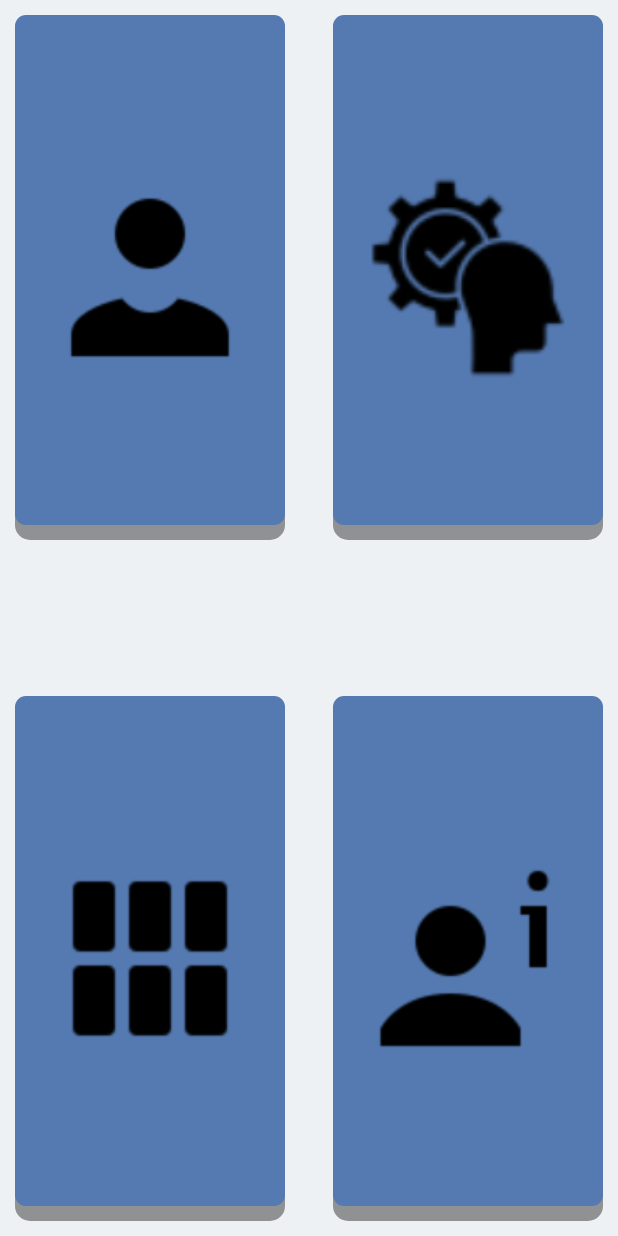
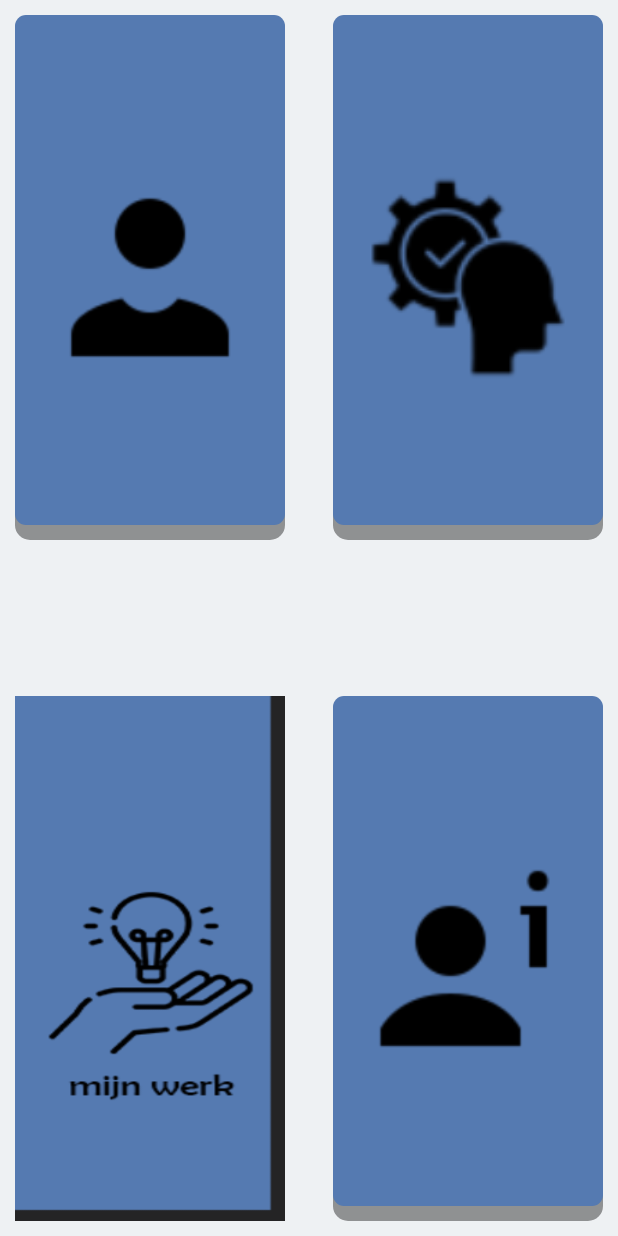
Before and after one commit to Sparaxi/one-pager, an Android app: the layout home_activity_scene.xml on its own in the app's theme, with its tools: preview values and no code run, on a phone screen of 412 x 824 dp. Run offline under Robolectric (Android 15) with nearby library versions, the phone set to English and light mode, and no system bars.

Commit message:
buttons
heb alle buttons gemaakt, transitions gemaakt en id's gemaakt

```diff
--- a/onepagertest2/app/src/main/res/layout/home_activity_scene.xml
+++ b/onepagertest2/app/src/main/res/layout/home_activity_scene.xml
@@ -5,7 +5,7 @@
     android:background="#C4EBEEF1">
 
     <ImageButton
-        android:id="@+id/aboutMe"
+            android:id="@+id/aboutMe"
         android:layout_width="180dp"
         android:layout_height="350dp"
         android:layout_alignParentStart="true"
@@ -15,32 +15,34 @@
         android:background="@drawable/custom_button"
         android:src="@drawable/aboutme"
         android:scaleType="fitCenter"
+        android:onClick="aboutMeButton"
         android:contentDescription="TODO" />
 
     <ImageButton
-
-        android:id="@+id/skills"
+        android:id="@+id/myWork"
         android:layout_width="180dp"
         android:layout_height="350dp"
         android:layout_alignParentStart="true"
         android:layout_alignParentBottom="true"
+        android:scaleType="centerInside"
         android:layout_marginStart="10dp"
         android:layout_marginBottom="10dp"
-        android:background="@drawable/custom_button"
-        android:src="@drawable/mywork"
-        android:scaleType="fitCenter"
-        android:onClick="skillsButton"/>
+        android:background="@drawable/bottom_right"
+
+        android:onClick="myWorkButton"
+         />
 
     <ImageButton
-        android:id="@+id/ervaringen"
+        android:id="@+id/skills"
         android:layout_width="180dp"
         android:layout_height="350dp"
         android:layout_alignParentEnd="true"
         android:layout_marginTop="10dp"
         android:layout_marginEnd="10dp"
         android:background="@drawable/custom_button"
-        android:src="@drawable/skills"
-        android:scaleType="fitCenter"/>
+        android:scaleType="fitCenter"
+        android:onClick="skillsButton"
+        android:src="@drawable/skills" />
 
     <ImageButton
         android:id="@+id/contact"
@@ -53,6 +55,7 @@
         android:layout_marginBottom="10dp"
         android:background="@drawable/custom_button"
         android:scaleType="fitCenter"
+        android:onClick="contactButton"
         android:src="@drawable/contactinfo" />
 
 </RelativeLayout>
```
Also changed, not shown: onepagertest2/app/src/main/java/com/example/onepagertest2/MainActivity.java (+36 -6 lines), onepagertest2/app/src/main/res/layout/gegevens_scene.xml (+7 -2 lines), onepagertest2/app/src/main/res/layout/mywork.xml (+4 -5 lines), onepagertest2/app/src/main/res/layout/overmij_scene.xml (+5 -5 lines), onepagertest2/app/src/main/res/layout/skills_scene.xml (+7 -0 lines), onepagertest2/app/src/main/res/drawable/bottom_right.png (added).
